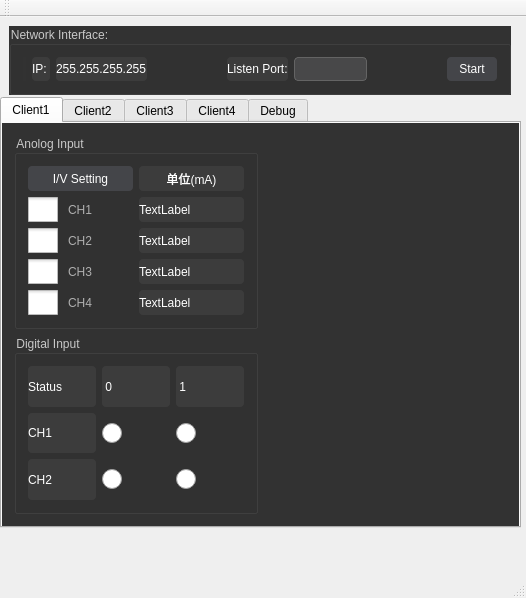
Before: the Qt Designer form mainwindow.ui in WirelessDataCollect/UpperMonitor, drawn with Qt 5.
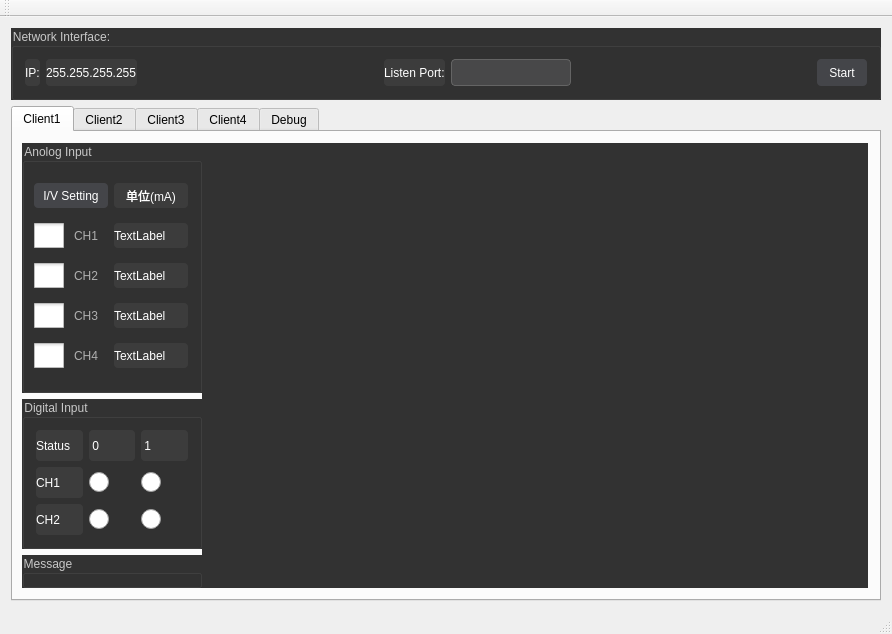
After: the same form once the commit is applied. Icons and pictures are not drawn.

Diff of the .ui file:
```diff
--- a/mainwindow.ui
+++ b/mainwindow.ui
@@ -6,8 +6,8 @@
    <rect>
     <x>0</x>
     <y>0</y>
-    <width>526</width>
-    <height>598</height>
+    <width>892</width>
+    <height>619</height>
    </rect>
   </property>
   <property name="windowTitle">
@@ -17,21 +17,22 @@
    <string notr="true">QWidget#centerWidget {
         background: rgb(50, 50, 50);
 }
+
 QWidget#widchart {
         background: rgb(50, 50, 50);
 }
 
-
+/*
 QFrame{
         border: 1px solid rgb(50, 50, 50);
         background: rgb(50, 50, 50);
 }
-
+*/
 QLabel {
         border-radius: 4px;
         border: none;
         width: 35px;
-        height:25px;
+        height:20px;
         color: white;
         
        background: rgb(60, 60, 60);
@@ -208,26 +209,19 @@
 </string>
   </property>
   <widget class="QWidget" name="centralWidget">
+   <layout class="QVBoxLayout" name="verticalLayout">
+    <item>
    <widget class="QGroupBox" name="groupBox_3">
-    <property name="geometry">
-     <rect>
-      <x>9</x>
-      <y>9</y>
-      <width>502</width>
-      <height>69</height>
-     </rect>
+      <property name="sizePolicy">
+       <sizepolicy hsizetype="Preferred" vsizetype="Fixed">
+        <horstretch>0</horstretch>
+        <verstretch>0</verstretch>
+       </sizepolicy>
     </property>
     <property name="title">
      <string>Network Interface:</string>
     </property>
     <layout class="QHBoxLayout" name="horizontalLayout">
-     <item>
-      <widget class="Line" name="line">
-       <property name="orientation">
-        <enum>Qt::Vertical</enum>
-       </property>
-      </widget>
-     </item>
      <item>
       <widget class="QLabel" name="label_2">
        <property name="sizePolicy">
@@ -237,12 +231,18 @@
         </sizepolicy>
        </property>
        <property name="text">
-        <string>IP: </string>
+          <string>IP:</string>
        </property>
       </widget>
      </item>
      <item>
       <widget class="QLabel" name="label_LocalIP">
+         <property name="maximumSize">
+          <size>
+           <width>120</width>
+           <height>16777215</height>
+          </size>
+         </property>
        <property name="text">
         <string>255.255.255.255</string>
        </property>
@@ -269,7 +269,20 @@
       </widget>
      </item>
      <item>
-      <widget class="QLineEdit" name="lineEdit_UdpListenPort"/>
+        <widget class="QLineEdit" name="lineEdit_UdpListenPort">
+         <property name="sizePolicy">
+          <sizepolicy hsizetype="Expanding" vsizetype="Preferred">
+           <horstretch>0</horstretch>
+           <verstretch>0</verstretch>
+          </sizepolicy>
+         </property>
+         <property name="maximumSize">
+          <size>
+           <width>120</width>
+           <height>16777215</height>
+          </size>
+         </property>
+        </widget>
      </item>
      <item>
       <spacer name="horizontalSpacer_2">
@@ -286,6 +299,12 @@
      </item>
      <item>
       <widget class="QPushButton" name="button_UdpStart">
+         <property name="sizePolicy">
+          <sizepolicy hsizetype="Preferred" vsizetype="Preferred">
+           <horstretch>0</horstretch>
+           <verstretch>0</verstretch>
+          </sizepolicy>
+         </property>
        <property name="text">
         <string>Start</string>
        </property>
@@ -293,17 +312,11 @@
      </item>
     </layout>
    </widget>
+    </item>
+    <item>
    <widget class="QTabWidget" name="tabWidget">
-    <property name="geometry">
-     <rect>
-      <x>0</x>
-      <y>80</y>
-      <width>521</width>
-      <height>431</height>
-     </rect>
-    </property>
     <property name="sizePolicy">
-     <sizepolicy hsizetype="Expanding" vsizetype="Preferred">
+       <sizepolicy hsizetype="Expanding" vsizetype="Expanding">
       <horstretch>0</horstretch>
       <verstretch>0</verstretch>
      </sizepolicy>
@@ -315,22 +328,39 @@
      <attribute name="title">
       <string>Client1</string>
      </attribute>
-     <layout class="QHBoxLayout" name="horizontalLayout_5">
-      <item>
        <layout class="QGridLayout" name="gridLayout_3">
+        <property name="leftMargin">
+         <number>9</number>
+        </property>
+        <property name="spacing">
+         <number>0</number>
+        </property>
         <item row="0" column="0">
+         <layout class="QVBoxLayout" name="verticalLayout_2">
+          <property name="leftMargin">
+           <number>0</number>
+          </property>
+          <item>
          <widget class="QGroupBox" name="groupBox">
+            <property name="sizePolicy">
+             <sizepolicy hsizetype="Minimum" vsizetype="Fixed">
+              <horstretch>0</horstretch>
+              <verstretch>1</verstretch>
+             </sizepolicy>
+            </property>
+            <property name="minimumSize">
+             <size>
+              <width>180</width>
+              <height>250</height>
+             </size>
+            </property>
           <property name="title">
            <string>Anolog Input</string>
           </property>
           <layout class="QGridLayout" name="gridLayout">
-           <item row="0" column="0">
-            <widget class="QPushButton" name="button_IVSetting">
-             <property name="text">
-              <string>I/V Setting</string>
+             <property name="leftMargin">
+              <number>9</number>
              </property>
-            </widget>
-           </item>
            <item row="0" column="1">
             <widget class="QLabel" name="label_unit">
              <property name="text">
@@ -341,13 +371,6 @@
              </property>
             </widget>
            </item>
-           <item row="1" column="0">
-            <widget class="QCheckBox" name="checkBox">
-             <property name="text">
-              <string>CH1</string>
-             </property>
-            </widget>
-           </item>
            <item row="1" column="1">
             <widget class="QLabel" name="label_Channel1">
              <property name="text">
@@ -355,6 +378,13 @@
              </property>
             </widget>
            </item>
+             <item row="1" column="0">
+              <widget class="QCheckBox" name="checkBox">
+               <property name="text">
+                <string>CH1</string>
+               </property>
+              </widget>
+             </item>
            <item row="2" column="0">
             <widget class="QCheckBox" name="checkBox_2">
              <property name="text">
@@ -376,10 +406,10 @@
              </property>
             </widget>
            </item>
-           <item row="3" column="1">
-            <widget class="QLabel" name="label_Channel3">
+             <item row="0" column="0">
+              <widget class="QPushButton" name="button_IVSetting">
              <property name="text">
-              <string>TextLabel</string>
+                <string>I/V Setting</string>
              </property>
             </widget>
            </item>
@@ -390,6 +420,13 @@
              </property>
             </widget>
            </item>
+             <item row="3" column="1">
+              <widget class="QLabel" name="label_Channel3">
+               <property name="text">
+                <string>TextLabel</string>
+               </property>
+              </widget>
+             </item>
            <item row="4" column="1">
             <widget class="QLabel" name="label_Channel4">
              <property name="text">
@@ -410,14 +447,29 @@
           <zorder>label_Channel4</zorder>
          </widget>
         </item>
-        <item row="1" column="0">
+          <item>
          <widget class="QGroupBox" name="groupBox_2">
+            <property name="sizePolicy">
+             <sizepolicy hsizetype="Preferred" vsizetype="Minimum">
+              <horstretch>0</horstretch>
+              <verstretch>1</verstretch>
+             </sizepolicy>
+            </property>
+            <property name="minimumSize">
+             <size>
+              <width>0</width>
+              <height>150</height>
+             </size>
+            </property>
           <property name="title">
            <string>Digital Input</string>
           </property>
           <layout class="QGridLayout" name="gridLayout_2">
            <item row="0" column="0">
             <layout class="QHBoxLayout" name="horizontalLayout_4">
+               <property name="sizeConstraint">
+                <enum>QLayout::SetFixedSize</enum>
+               </property>
              <item>
               <widget class="QLabel" name="label_7">
                <property name="text">
@@ -446,6 +498,9 @@
            </item>
            <item row="1" column="0">
             <layout class="QHBoxLayout" name="horizontalLayout_2">
+               <property name="sizeConstraint">
+                <enum>QLayout::SetFixedSize</enum>
+               </property>
              <item>
               <widget class="QLabel" name="label_5">
                <property name="text">
@@ -557,10 +612,30 @@
           </layout>
          </widget>
         </item>
-       </layout>
-      </item>
       <item>
-       <widget class="QWidget" name="widchart" native="true"/>
+           <widget class="QGroupBox" name="groupBox_4">
+            <property name="sizePolicy">
+             <sizepolicy hsizetype="Preferred" vsizetype="Expanding">
+              <horstretch>0</horstretch>
+              <verstretch>5</verstretch>
+             </sizepolicy>
+            </property>
+            <property name="title">
+             <string>Message</string>
+            </property>
+           </widget>
+          </item>
+         </layout>
+        </item>
+        <item row="0" column="1">
+         <widget class="QWidget" name="widchart" native="true">
+          <property name="sizePolicy">
+           <sizepolicy hsizetype="Expanding" vsizetype="Expanding">
+            <horstretch>2</horstretch>
+            <verstretch>1</verstretch>
+           </sizepolicy>
+          </property>
+         </widget>
       </item>
      </layout>
     </widget>
@@ -731,16 +806,15 @@
      </widget>
     </widget>
    </widget>
-   <zorder>groupBox_3</zorder>
-   <zorder>tabWidget</zorder>
-   <zorder>groupBox_2</zorder>
+    </item>
+   </layout>
   </widget>
   <widget class="QMenuBar" name="menuBar">
    <property name="geometry">
     <rect>
      <x>0</x>
      <y>0</y>
-     <width>526</width>
+     <width>892</width>
      <height>23</height>
     </rect>
    </property>
```
Lines whose indentation alone changed are shown as unchanged.
